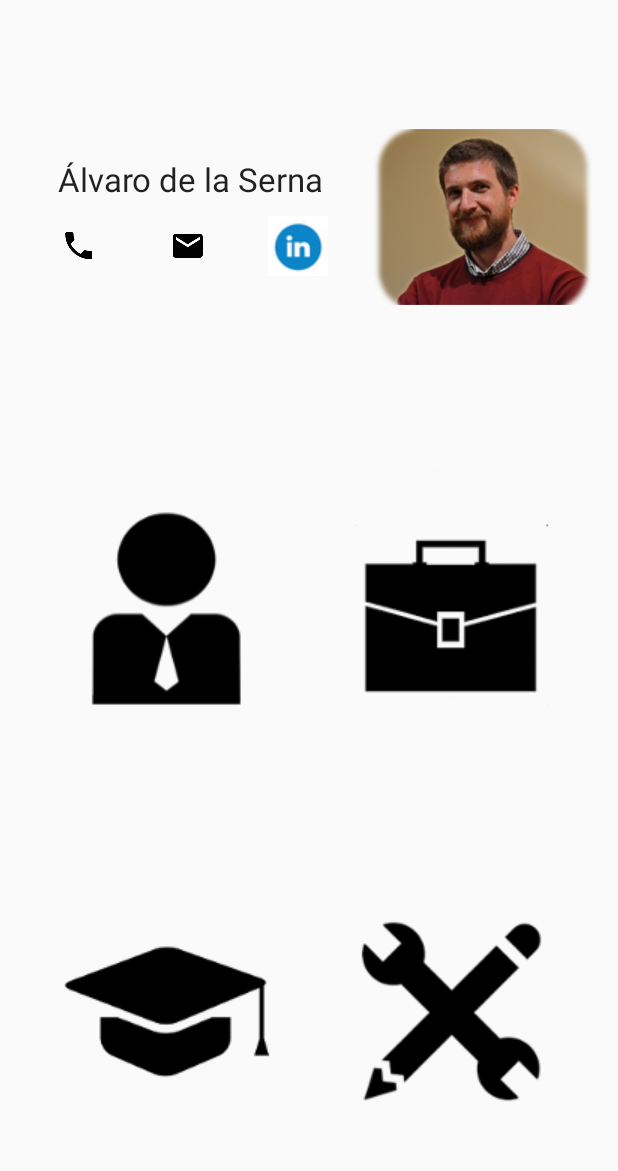
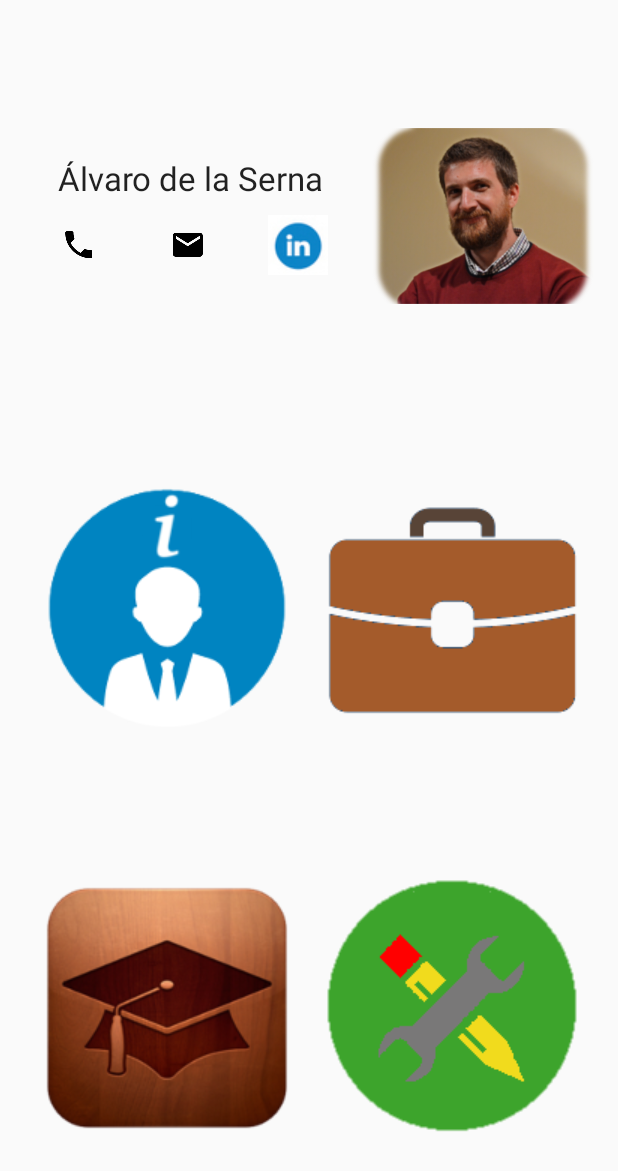
Before and after one commit to alvarodelaserna/CurriculumVitaeApp, an Android app: the screen it shows after launch (MainActivity), on a phone screen of 412 x 824 dp. Shown: the top 1171 px of the screen. Run offline under Robolectric (Android 15) with nearby library versions, the phone set to English and light mode, and no system bars.

Commit message:
Refactor 'fragment_main.xml'

```diff
--- a/app/src/main/res/layout/fragment_main.xml
+++ b/app/src/main/res/layout/fragment_main.xml
@@ -62,14 +62,14 @@
         <ImageView
             android:id="@+id/picture_of_me"
             android:layout_width="0dp"
-            android:layout_height="fill_parent"
+            android:layout_height="match_parent"
             android:src="@drawable/picture_of_me"
             android:layout_weight="40"
             android:layout_marginLeft="10dp"
             android:layout_gravity="center_vertical"/>
     </LinearLayout>
     <LinearLayout
-        android:layout_width="match_parent"
+        android:layout_width="fill_parent"
         android:layout_height="0dp"
         android:orientation="horizontal"
         android:layout_weight="0.33"
@@ -77,47 +77,43 @@
         android:weightSum="1">
         <ImageButton
             android:id="@+id/button_show_personal_info"
-            android:layout_width="match_parent"
-            android:layout_height="fill_parent"
-            android:layout_marginTop="5dp"
+            android:layout_width="0dp"
+            android:layout_height="match_parent"
             android:src="@drawable/button_personal_info"
             android:background="@android:color/transparent"
-            android:gravity="center"
+            android:gravity="left"
             android:layout_weight="0.5"/>
         <ImageButton
             android:id="@+id/button_show_professional_experience"
-            android:layout_width="match_parent"
-            android:layout_height="fill_parent"
-            android:layout_marginTop="5dp"
+            android:layout_width="0dp"
+            android:layout_height="match_parent"
             android:src="@drawable/button_experience"
             android:background="@android:color/transparent"
-            android:gravity="center"
+            android:gravity="right"
             android:layout_weight="0.5"/>
     </LinearLayout>
     <LinearLayout
-        android:layout_width="match_parent"
+        android:layout_width="fill_parent"
         android:layout_height="0dp"
         android:orientation="horizontal"
         android:layout_weight="0.33"
-        android:layout_marginTop="5dp"
+        android:layout_marginTop="10dp"
         android:weightSum="1">
         <ImageButton
             android:id="@+id/button_show_education"
-            android:layout_width="match_parent"
-            android:layout_height="fill_parent"
-            android:layout_marginTop="5dp"
+            android:layout_width="0dp"
+            android:layout_height="match_parent"
             android:src="@drawable/button_education"
             android:background="@android:color/transparent"
-            android:gravity="center"
+            android:gravity="left"
             android:layout_weight="0.5"/>
         <ImageButton
             android:id="@+id/button_show_skills"
-            android:layout_width="match_parent"
-            android:layout_height="fill_parent"
-            android:layout_marginTop="5dp"
+            android:layout_width="0dp"
+            android:layout_height="match_parent"
             android:src="@drawable/button_skills"
             android:background="@android:color/transparent"
-            android:gravity="center"
+            android:gravity="right"
             android:layout_weight="0.5"/>
     </LinearLayout>
 </LinearLayout>
```
Also changed, not shown: app/src/main/res/drawable/education.png, app/src/main/res/drawable/education_pressed.png, app/src/main/res/drawable/experience.png, app/src/main/res/drawable/experience_pressed.png, app/src/main/res/drawable/personal_info.png, app/src/main/res/drawable/personal_info_pressed.png, app/src/main/res/drawable/skills.png, app/src/main/res/drawable/skills_pressed.png.
